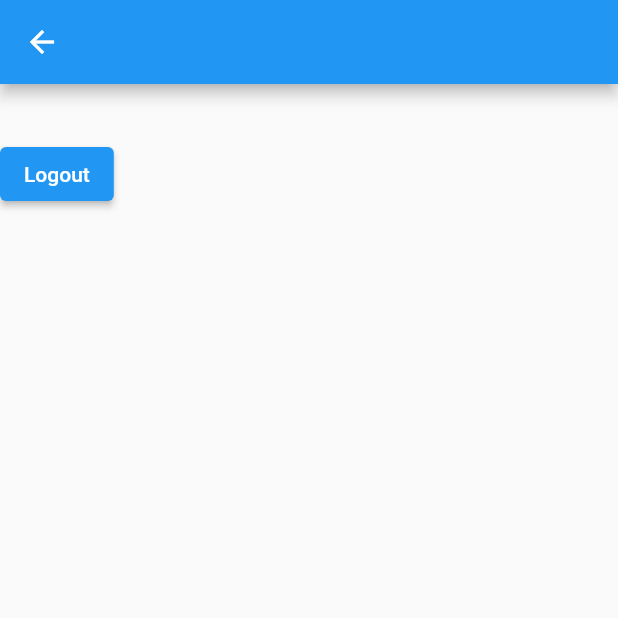
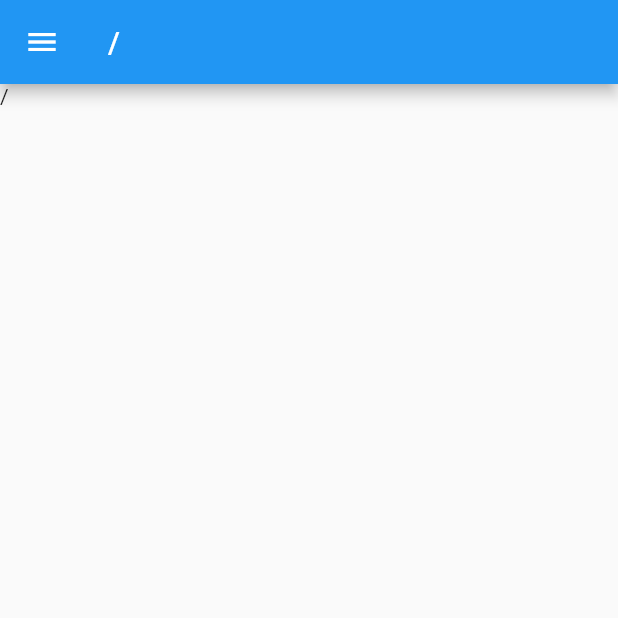
Before and after one commit to Podifyy/Podify_Flutter, a Flutter app: the HomeScreen screen opened by its route, on a phone screen of 412 x 824 dp, the top half of it. Run offline on Flutter 3.47's test engine with Material 2 defaults, Android fonts, the phone set to English and light mode, and no system bars; our stand-ins replace shared_preferences; accounts and stored records are empty.

Commit message:
add side nav in home

```diff
--- a/lib/screens/home.dart
+++ b/lib/screens/home.dart
@@ -5,7 +5,8 @@ import 'package:shared_preferences/shared_preferences.dart';
 import 'package:podify/providers/user_provider.dart';
 
 class HomeScreen extends StatefulWidget {
-  const HomeScreen({super.key});
+  final String? title;
+  const HomeScreen({super.key, this.title});
   static const String routeName = '/home-screen';
 
   @override
@@ -13,27 +14,65 @@ class HomeScreen extends StatefulWidget {
 }
 
 class _HomeScreenState extends State<HomeScreen> {
+  final routes = List.generate(20, (i) => 'test $i');
+
+  final navigatorKey = GlobalKey<NavigatorState>();
+
+  bool isMenuFixed(BuildContext context) {
+    return MediaQuery.of(context).size.width > 500;
+  }
+
   @override
   Widget build(BuildContext context) {
-    return Scaffold(
-      appBar: AppBar(),
-      body: Column(
-        children: [
-          Text(Provider.of<UserProvider>(context).user.name),
-          const SizedBox(
-            height: 20,
+    final theme = Theme.of(context);
+
+    final menu = Container(
+        color: theme.canvasColor,
+        child: SafeArea(
+            right: false,
+            child: Drawer(
+              elevation: 0,
+              child: ListView(
+                children: <Widget>[
+                  for (final s in routes)
+                    ListTile(
+                      title: Text(s),
+                      onTap: () {
+                        // Using navigator key, because the widget is above nested navigator
+                        navigatorKey.currentState!
+                            .pushNamedAndRemoveUntil(s, (r) => false);
+
+                        // navigatorKey.currentState.pushNamed(s);
+                      },
+                    ),
+                ],
+              ),
+            )));
+
+    return Row(
+      children: <Widget>[
+        if (isMenuFixed(context)) menu,
+        Expanded(
+          child: Navigator(
+            key: navigatorKey,
+            onGenerateRoute: (settings) {
+              return MaterialPageRoute(
+                  builder: (context) {
+                    return Scaffold(
+                      appBar: AppBar(
+                        title: Text(settings.name!),
+                      ),
+                      body: SafeArea(
+                        child: Text(settings.name!),
+                      ),
+                      drawer: isMenuFixed(context) ? null : menu,
+                    );
+                  },
+                  settings: settings);
+            },
           ),
-          ElevatedButton(
-              onPressed: () async {
-                final SharedPreferences prefs =
-                    await SharedPreferences.getInstance();
-                prefs.remove("x-auth-token");
-                Navigator.pushNamedAndRemoveUntil(
-                    context, LoginScreen.routeName, (route) => false);
-              },
-              child: Text("Logout")),
-        ],
-      ),
+        ),
+      ],
     );
   }
 }
```
